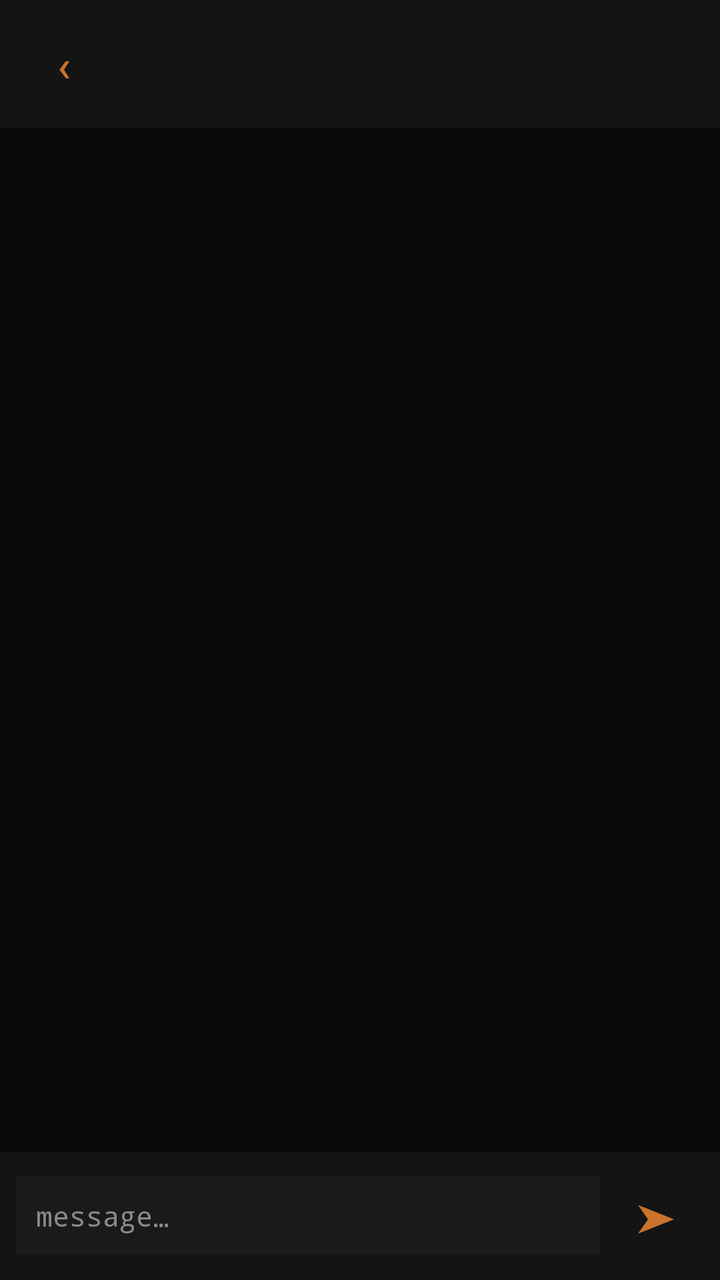
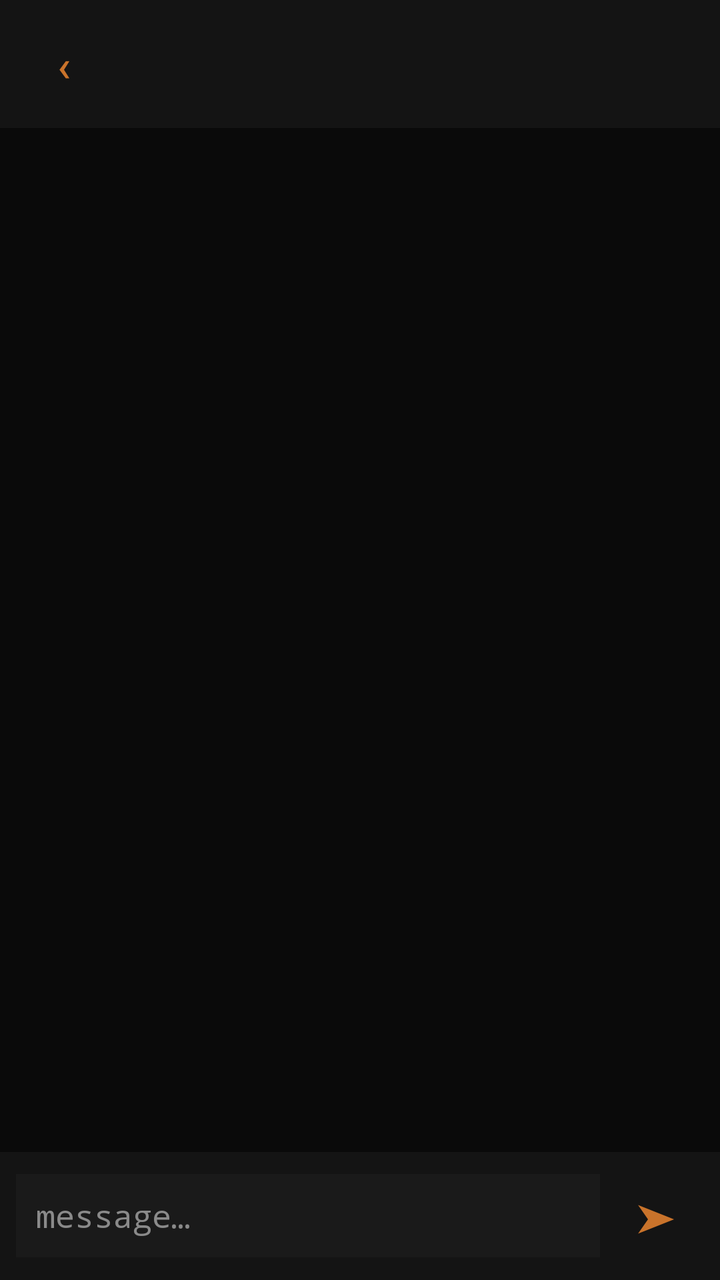

Screens rendered from an Android XML layout before and after an edit, with the pre-edit source and the edit as a unified diff.
<!-- AndroidManifest.xml: application theme Theme.Fetchit -->
<!-- res/layout/view_chat_thread.xml -->
<?xml version="1.0" encoding="utf-8"?>
<LinearLayout
    xmlns:android="http://schemas.android.com/apk/res/android"
    android:layout_width="match_parent"
    android:layout_height="match_parent"
    android:orientation="vertical"
    android:background="?attr/fetchitInk">

    
    <LinearLayout
        android:id="@+id/threadHeader"
        android:layout_width="match_parent"
        android:layout_height="wrap_content"
        android:orientation="horizontal"
        android:padding="12dp"
        android:gravity="center_vertical"
        android:background="?attr/fetchitInk2">

        <Button
            android:id="@+id/threadBackButton"
            android:layout_width="40dp"
            android:layout_height="40dp"
            android:text="@string/thread_back_glyph"
            android:textColor="?attr/fetchitCopper"
            android:textSize="22sp"
            android:backgroundTint="@android:color/transparent"
            android:padding="0dp"
            android:minWidth="0dp"
            android:minHeight="0dp"
            android:insetLeft="0dp"
            android:insetTop="0dp"
            android:insetRight="0dp"
            android:insetBottom="0dp"
            android:contentDescription="@string/thread_back_desc" />

        <TextView
            android:id="@+id/threadPeerName"
            android:layout_width="0dp"
            android:layout_height="wrap_content"
            android:layout_weight="1"
            android:layout_marginStart="8dp"
            android:textColor="?attr/fetchitBone"
            android:fontFamily="monospace"
            android:textSize="15sp"
            android:maxLines="1"
            android:ellipsize="end" />

        <TextView
            android:id="@+id/threadPeerShortId"
            android:layout_width="wrap_content"
            android:layout_height="wrap_content"
            android:layout_marginStart="8dp"
            android:textColor="?attr/fetchitAsh"
            android:fontFamily="monospace"
            android:textSize="11sp" />

    </LinearLayout>

    
    <androidx.recyclerview.widget.RecyclerView
        android:id="@+id/messageList"
        android:layout_width="match_parent"
        android:layout_height="0dp"
        android:layout_weight="1"
        android:clipToPadding="false"
        android:padding="8dp" />

    
    <LinearLayout
        android:id="@+id/threadSendRow"
        android:layout_width="match_parent"
        android:layout_height="wrap_content"
        android:orientation="horizontal"
        android:padding="8dp"
        android:gravity="center_vertical"
        android:background="?attr/fetchitInk2">

        <EditText
            android:id="@+id/messageInput"
            android:layout_width="0dp"
            android:layout_height="wrap_content"
            android:layout_weight="1"
            android:hint="@string/thread_message_hint"
            android:inputType="textMultiLine|textCapSentences"
            android:maxLines="4"
            android:textColor="?attr/fetchitBone"
            android:textColorHint="?attr/fetchitAsh"
            android:fontFamily="monospace"
            android:textSize="14sp"
            android:background="?attr/fetchitInk3"
            android:padding="10dp" />

        <Button
            android:id="@+id/sendButton"
            android:layout_width="48dp"
            android:layout_height="48dp"
            android:text="@string/chat_send_glyph"
            android:textColor="?attr/fetchitCopper"
            android:textSize="20sp"
            android:backgroundTint="@android:color/transparent"
            android:padding="0dp"
            android:minWidth="0dp"
            android:minHeight="0dp"
            android:insetLeft="0dp"
            android:insetTop="0dp"
            android:insetRight="0dp"
            android:insetBottom="0dp"
            android:layout_marginStart="4dp"
            android:contentDescription="@string/thread_send_desc" />

    </LinearLayout>

</LinearLayout>
<!-- resources referenced by this layout -->
<resources>
  <string name="chat_send_glyph">➤</string>
  <string name="thread_back_desc">back to conversation list</string>
  <string name="thread_back_glyph">‹</string>
  <string name="thread_message_hint">message…</string>
  <string name="thread_send_desc">send message</string>
  <style name="Theme.Fetchit" parent="Theme.Fetchit.Dark" />
  <style name="Theme.Fetchit.Dark" parent="Theme.Fetchit.Base">
          <item name="fetchitInk">#0a0a0a</item>
          <item name="fetchitInk2">#141414</item>
          <item name="fetchitInk3">#1a1a1a</item>
          <item name="fetchitLine">#222222</item>
          <item name="fetchitBone">#f5f2eb</item>
          <item name="fetchitBoneDim">#d6cfc0</item>
          <item name="fetchitAsh">#8a8a8a</item>
          <item name="fetchitCopper">#c9732b</item>
          <item name="fetchitCopperBright">#e58a3f</item>
          <item name="fetchitRust">#ff8a7a</item>
          <item name="fetchitSignalOk">#56b292</item>
          <item name="fetchitGold">#d9a440</item>
          <item name="fetchitGoldBright">#e8bc62</item>
          <item name="android:windowLightStatusBar">false</item>
      </style>
  <style name="Theme.Fetchit.Base" parent="Theme.Material3.DayNight.NoActionBar">
          <item name="colorPrimary">?attr/fetchitCopper</item>
          <item name="colorOnPrimary">?attr/fetchitInk</item>
          <item name="colorSecondary">?attr/fetchitCopperBright</item>
          <item name="android:statusBarColor">?attr/fetchitInk</item>
          <item name="android:navigationBarColor">?attr/fetchitInk</item>
          <item name="android:windowBackground">?attr/fetchitInk</item>
      </style>
</resources>

<!-- the commit's change to res/layout/view_chat_thread.xml (unified diff, before → after) -->
@@ -86,7 +86,7 @@
             android:textColor="?attr/fetchitBone"
             android:textColorHint="?attr/fetchitAsh"
             android:fontFamily="monospace"
-            android:textSize="14sp"
+            android:textSize="16sp"
             android:background="?attr/fetchitInk3"
             android:padding="10dp" />
 
